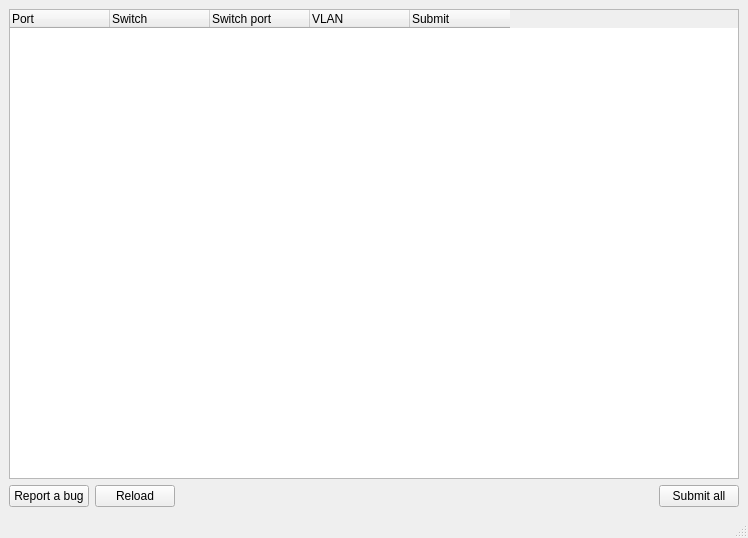
This is NewGui.ui in germandutchwindtunnels/nettools as Qt 5 draws it before an edit. The edited form follows.
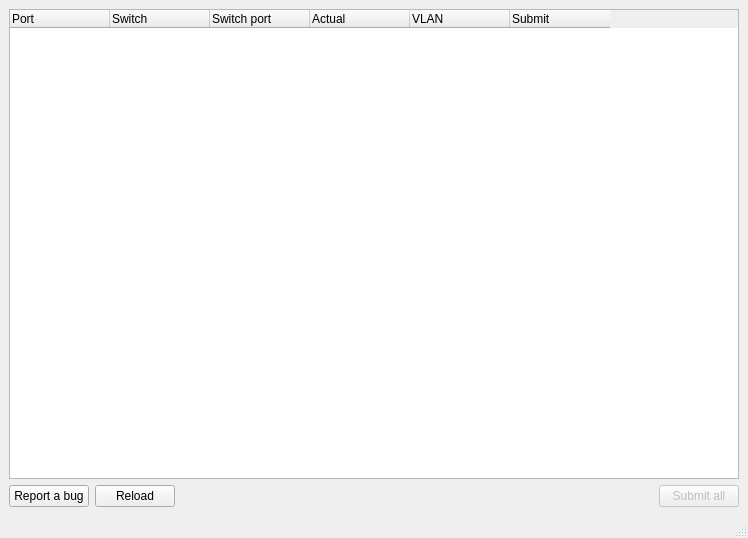
This is the edited form.

Commit message: Disable Submit and Submit All buttons until something is changed.

Patch:
```diff
--- a/NewGui.ui
+++ b/NewGui.ui
@@ -35,6 +35,11 @@
         <string>Switch port</string>
        </property>
       </column>
+      <column>
+       <property name="text">
+        <string>Actual</string>
+       </property>
+      </column>
       <column>
        <property name="text">
         <string>VLAN</string>
@@ -78,6 +83,9 @@
       </item>
       <item>
        <widget class="QPushButton" name="buttonSubmitAll">
+        <property name="enabled">
+         <bool>false</bool>
+        </property>
         <property name="text">
          <string>Submit all</string>
         </property>
```
The commit also changes 1 other file.
